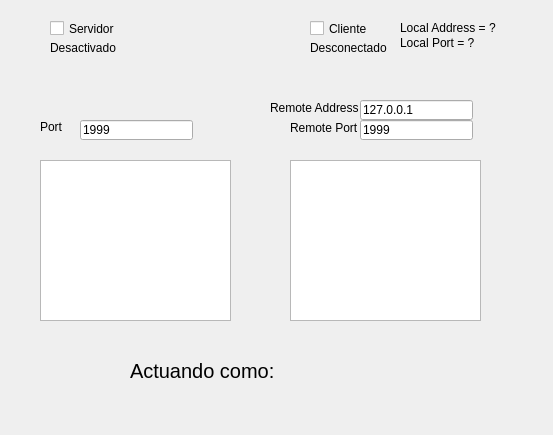
Old version of the form QtNetwork/dialog.ui in the repository RoboticArts/Qt-Network-Test.
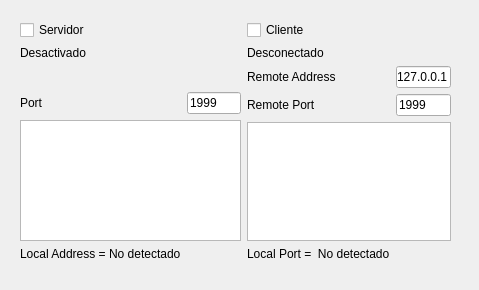
New version of the form.

What changed in the file:
```diff
--- a/QtNetwork/dialog.ui
+++ b/QtNetwork/dialog.ui
@@ -6,224 +6,150 @@
    <rect>
     <x>0</x>
     <y>0</y>
-    <width>553</width>
-    <height>435</height>
+    <width>479</width>
+    <height>290</height>
    </rect>
   </property>
   <property name="windowTitle">
    <string>Dialog</string>
   </property>
-  <widget class="QCheckBox" name="checkBoxClient">
+  <widget class="QWidget" name="">
    <property name="geometry">
     <rect>
-     <x>310</x>
+     <x>20</x>
      <y>20</y>
-     <width>70</width>
-     <height>17</height>
+     <width>431</width>
+     <height>241</height>
     </rect>
    </property>
-   <property name="text">
-    <string>Cliente</string>
-   </property>
-  </widget>
+   <layout class="QGridLayout" name="gridLayout_4">
+    <item row="0" column="0">
+     <layout class="QFormLayout" name="formLayout">
+      <item row="0" column="0">
   <widget class="QCheckBox" name="checkBoxServer">
-   <property name="geometry">
-    <rect>
-     <x>50</x>
-     <y>20</y>
-     <width>70</width>
-     <height>17</height>
-    </rect>
-   </property>
    <property name="text">
     <string>Servidor</string>
    </property>
   </widget>
-  <widget class="QPlainTextEdit" name="plainTextEditClient">
-   <property name="geometry">
-    <rect>
-     <x>290</x>
-     <y>160</y>
-     <width>191</width>
-     <height>161</height>
-    </rect>
-   </property>
-  </widget>
-  <widget class="QPlainTextEdit" name="plainTextEditServer">
-   <property name="geometry">
-    <rect>
-     <x>40</x>
-     <y>160</y>
-     <width>191</width>
-     <height>161</height>
-    </rect>
-   </property>
-   <property name="sizeAdjustPolicy">
-    <enum>QAbstractScrollArea::AdjustIgnored</enum>
-   </property>
-  </widget>
-  <widget class="QLabel" name="labelConnectDisconnect">
-   <property name="geometry">
-    <rect>
-     <x>310</x>
-     <y>40</y>
-     <width>81</width>
-     <height>16</height>
-    </rect>
-   </property>
-   <property name="text">
-    <string>Desconectado</string>
-   </property>
-  </widget>
+      </item>
+      <item row="1" column="0">
   <widget class="QLabel" name="labelActivateDesactivate">
-   <property name="geometry">
-    <rect>
-     <x>50</x>
-     <y>40</y>
-     <width>71</width>
-     <height>16</height>
-    </rect>
-   </property>
    <property name="text">
     <string>Desactivado</string>
    </property>
   </widget>
-  <widget class="QLineEdit" name="lineEditClientRemotePort">
-   <property name="geometry">
-    <rect>
-     <x>360</x>
-     <y>120</y>
-     <width>113</width>
-     <height>20</height>
-    </rect>
-   </property>
+      </item>
+     </layout>
+    </item>
+    <item row="0" column="1">
+     <layout class="QGridLayout" name="gridLayout_3">
+      <item row="0" column="0">
+       <widget class="QCheckBox" name="checkBoxClient">
    <property name="text">
-    <string>1999</string>
-   </property>
-  </widget>
-  <widget class="QLineEdit" name="lineEditClientRemoteAddress">
-   <property name="geometry">
-    <rect>
-     <x>360</x>
-     <y>100</y>
-     <width>113</width>
-     <height>20</height>
-    </rect>
-   </property>
+         <string>Cliente</string>
+        </property>
+       </widget>
+      </item>
+      <item row="1" column="0">
+       <widget class="QLabel" name="labelConnectDisconnect">
    <property name="text">
-    <string>127.0.0.1</string>
-   </property>
-  </widget>
-  <widget class="QLabel" name="labelClientRemotePort">
-   <property name="geometry">
-    <rect>
-     <x>290</x>
-     <y>120</y>
-     <width>71</width>
-     <height>16</height>
-    </rect>
-   </property>
-   <property name="text">
-    <string>Remote Port</string>
-   </property>
-  </widget>
-  <widget class="QLabel" name="labelClientRemoteAddress">
-   <property name="geometry">
-    <rect>
-     <x>270</x>
-     <y>100</y>
-     <width>91</width>
-     <height>16</height>
-    </rect>
-   </property>
-   <property name="text">
-    <string>Remote Address</string>
-   </property>
-  </widget>
+         <string>Desconectado</string>
+        </property>
+       </widget>
+      </item>
+     </layout>
+    </item>
+    <item row="2" column="0">
+     <layout class="QGridLayout" name="gridLayout_2">
+      <item row="2" column="1">
   <widget class="QLineEdit" name="lineEditServerPort">
-   <property name="geometry">
-    <rect>
-     <x>80</x>
-     <y>120</y>
-     <width>113</width>
-     <height>20</height>
-    </rect>
-   </property>
    <property name="text">
     <string>1999</string>
    </property>
   </widget>
+      </item>
+      <item row="2" column="0">
   <widget class="QLabel" name="labelServerPort">
-   <property name="geometry">
-    <rect>
-     <x>40</x>
-     <y>120</y>
-     <width>47</width>
-     <height>13</height>
-    </rect>
-   </property>
    <property name="text">
     <string>Port</string>
    </property>
-  </widget>
-  <widget class="QLabel" name="labelClientLocalPort">
-   <property name="geometry">
-    <rect>
-     <x>400</x>
-     <y>33</y>
-     <width>151</width>
-     <height>20</height>
-    </rect>
-   </property>
-   <property name="text">
-    <string>Local Port = ?</string>
-   </property>
-  </widget>
+        <property name="alignment">
+         <set>Qt::AlignLeading|Qt::AlignLeft|Qt::AlignVCenter</set>
+        </property>
+       </widget>
+      </item>
+      <item row="5" column="0">
   <widget class="QLabel" name="labelClientLocalAddress">
-   <property name="geometry">
-    <rect>
-     <x>400</x>
-     <y>20</y>
-     <width>151</width>
-     <height>16</height>
-    </rect>
-   </property>
    <property name="text">
-    <string>Local Address = ?</string>
-   </property>
-  </widget>
-  <widget class="QLabel" name="labelInformationServerClient">
-   <property name="geometry">
-    <rect>
-     <x>130</x>
-     <y>350</y>
-     <width>331</width>
-     <height>41</height>
-    </rect>
-   </property>
-   <property name="baseSize">
+         <string>Local Address = No detectado</string>
+        </property>
+       </widget>
+      </item>
+      <item row="4" column="0" colspan="2">
+       <widget class="QPlainTextEdit" name="plainTextEditServer">
+        <property name="sizeAdjustPolicy">
+         <enum>QAbstractScrollArea::AdjustIgnored</enum>
+        </property>
+       </widget>
+      </item>
+      <item row="1" column="0">
+       <spacer name="horizontalSpacer">
+        <property name="orientation">
+         <enum>Qt::Horizontal</enum>
+        </property>
+        <property name="sizeHint" stdset="0">
     <size>
-     <width>0</width>
-     <height>0</height>
-    </size>
-   </property>
-   <property name="font">
-    <font>
-     <pointsize>15</pointsize>
-    </font>
-   </property>
-   <property name="frameShape">
-    <enum>QFrame::NoFrame</enum>
-   </property>
-   <property name="lineWidth">
-    <number>1</number>
-   </property>
+          <width>40</width>
+          <height>26</height>
+         </size>
+        </property>
+       </spacer>
+      </item>
+     </layout>
+    </item>
+    <item row="2" column="1">
+     <layout class="QGridLayout" name="gridLayout">
+      <item row="2" column="0" colspan="2">
+       <widget class="QPlainTextEdit" name="plainTextEditClient"/>
+      </item>
+      <item row="0" column="0">
+       <widget class="QLabel" name="labelClientRemoteAddress">
+        <property name="text">
+         <string>Remote Address</string>
+        </property>
+       </widget>
+      </item>
+      <item row="0" column="1">
+       <widget class="QLineEdit" name="lineEditClientRemoteAddress">
+        <property name="text">
+         <string>127.0.0.1</string>
+        </property>
+       </widget>
+      </item>
+      <item row="1" column="0">
+       <widget class="QLabel" name="labelClientRemotePort">
+        <property name="text">
+         <string>Remote Port</string>
+        </property>
+       </widget>
+      </item>
+      <item row="1" column="1">
+       <widget class="QLineEdit" name="lineEditClientRemotePort">
    <property name="text">
-    <string>Actuando como:</string>
-   </property>
-   <property name="indent">
-    <number>-1</number>
-   </property>
+         <string>1999</string>
+        </property>
+       </widget>
+      </item>
+      <item row="3" column="0">
+       <widget class="QLabel" name="labelClientLocalPort">
+        <property name="text">
+         <string>Local Port =  No detectado</string>
+        </property>
+       </widget>
+      </item>
+     </layout>
+    </item>
+   </layout>
   </widget>
  </widget>
  <resources/>
```
Left out of the diff: 2 changed lines with no effect on the pictures. Lines whose indentation alone changed are shown as unchanged.
